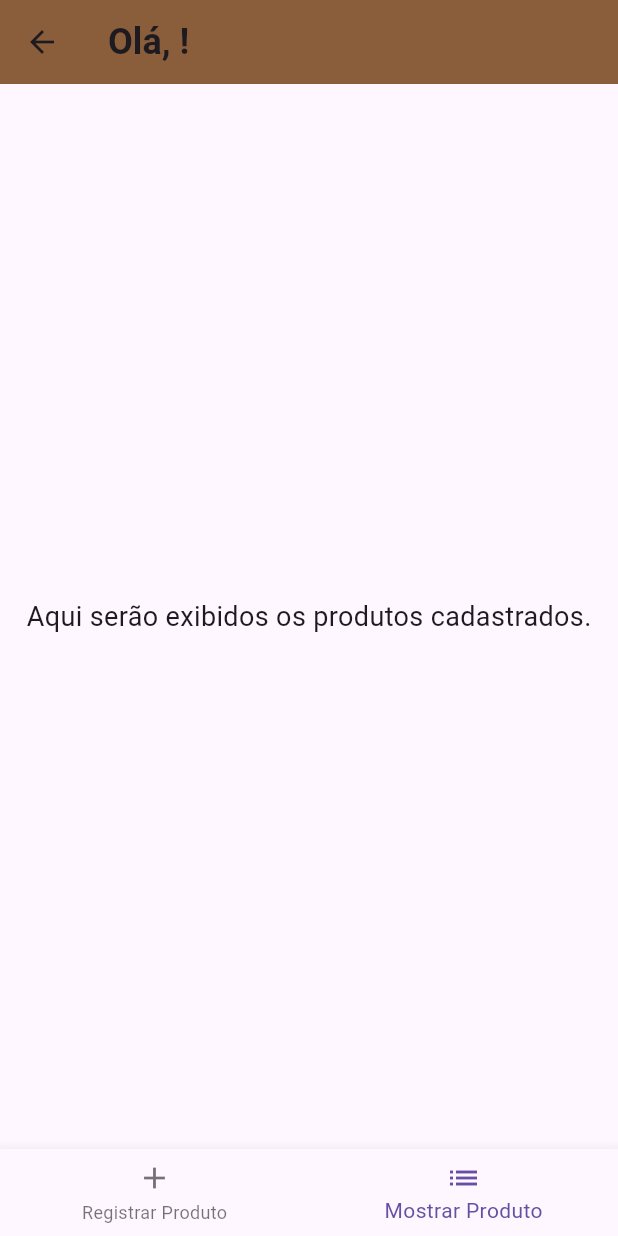
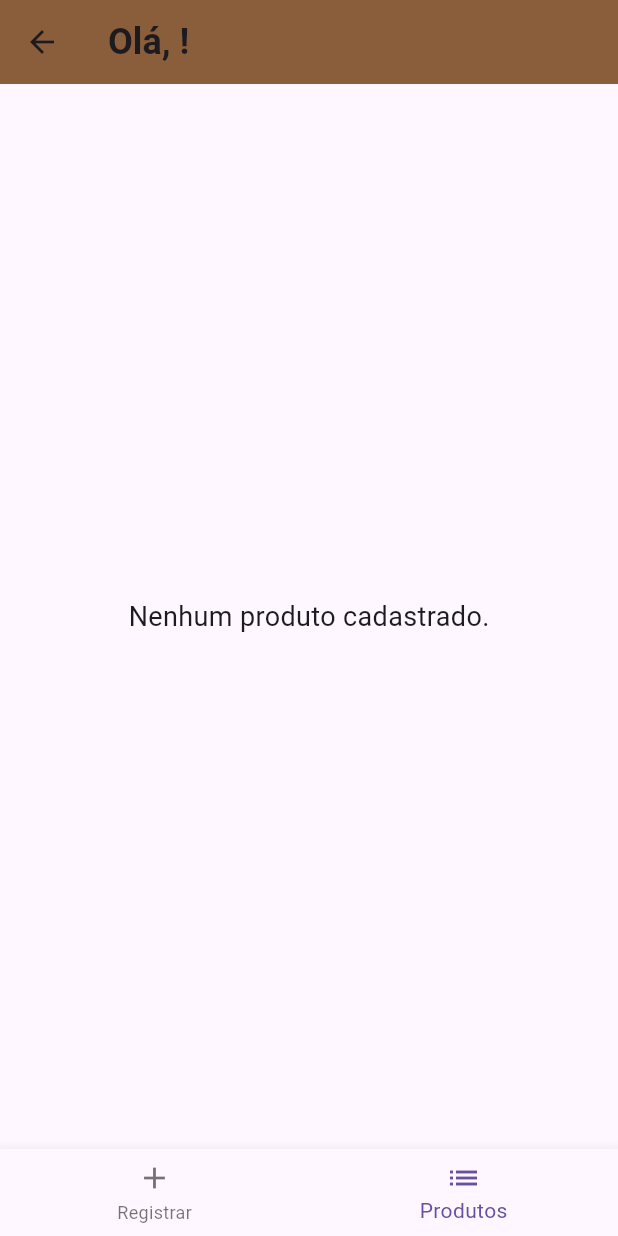
Before and after one commit to maiarakothe/aplicativo-flutter, a Flutter app: the ProductRegistrationPage screen opened directly with empty values, item 2 of the bottom bar chosen, on a phone screen of 412 x 824 dp. Run offline on Flutter 3.47's test engine with Material 3 defaults, Android fonts, the light colour scheme and no system bars.

Commit message:
mostragem dos produtos

```diff
--- a/lib/main.dart
+++ b/lib/main.dart
@@ -1,4 +1,5 @@
 import 'package:flutter/material.dart';
+import 'package:teste/pages/registrar_produto_pagina.dart';
 import 'pages/login_pagina.dart';
 
 void main() {
--- a/lib/pages/mostrar_produtos_pagina.dart
+++ b/lib/pages/mostrar_produtos_pagina.dart
@@ -1,14 +1,29 @@
 import 'package:flutter/material.dart';
 
 class ShowProductPage extends StatelessWidget {
+  final List<Map<String, String>> produtos;
+
+  ShowProductPage({required this.produtos});
+
   @override
   Widget build(BuildContext context) {
     return Scaffold(
-      body: Center(
+      body: produtos.isEmpty
+          ? Center(
         child: Text(
-          'Aqui serão exibidos os produtos cadastrados.',
+          'Nenhum produto cadastrado.',
           style: TextStyle(fontSize: 18),
         ),
+      )
+          : ListView.builder(
+        itemCount: produtos.length,
+        itemBuilder: (context, index) {
+          return ListTile(
+            leading: Image.network(produtos[index]['imagem']!),
+            title: Text(produtos[index]['nome']!),
+            subtitle: Text('Preço: R\$ ${produtos[index]['preco']}'),
+          );
+        },
       ),
     );
   }
--- a/lib/pages/registrar_produto_pagina.dart
+++ b/lib/pages/registrar_produto_pagina.dart
@@ -1,4 +1,5 @@
 import 'package:flutter/material.dart';
+import 'package:flutter/services.dart';
 import 'package:teste/pages/mostrar_produtos_pagina.dart';
 
 class ProductRegistrationPage extends StatefulWidget {
@@ -16,8 +17,10 @@ class _ProductRegistrationPageState extends State<ProductRegistrationPage> {
   final TextEditingController productNameController = TextEditingController();
   final TextEditingController productImageController = TextEditingController();
   final TextEditingController productPriceController = TextEditingController();
+  final List<Map<String, String>> produtos = [];
 
   int _selectedIndex = 0;
+
 
   void _onItemTapped(int index) {
     setState(() {
@@ -27,7 +30,16 @@ class _ProductRegistrationPageState extends State<ProductRegistrationPage> {
 
   void _registerProduct() {
     if (_formKey.currentState?.validate() ?? false) {
-      print("Produto cadastrado com sucesso");
+      setState(() {
+        produtos.add({
+          'nome': productNameController.text,
+          'imagem': productImageController.text,
+          'preco': productPriceController.text,
+        });
+        productNameController.clear();
+        productImageController.clear();
+        productPriceController.clear();
+      });
     }
   }
 
@@ -88,7 +100,10 @@ class _ProductRegistrationPageState extends State<ProductRegistrationPage> {
                       borderRadius: BorderRadius.circular(10),
                     ),
                   ),
-                  keyboardType: TextInputType.number,
+                  keyboardType: TextInputType.numberWithOptions(decimal: true),
+                  inputFormatters: [
+                    FilteringTextInputFormatter.allow(RegExp(r'^[0-9,.]+$')),
+                  ],
                   validator: (value) {
                     if (value == null || value.isEmpty) {
                       return 'Por favor, insira o valor do produto';
@@ -103,7 +118,6 @@ class _ProductRegistrationPageState extends State<ProductRegistrationPage> {
                   controller: productImageController,
                   decoration: InputDecoration(
                     labelText: "Imagem do Produto (URL)",
-                    hintText: 'http://www.site.com',
                     border: OutlineInputBorder(
                       borderRadius: BorderRadius.circular(10),
                     ),
@@ -119,6 +133,7 @@ class _ProductRegistrationPageState extends State<ProductRegistrationPage> {
 
                 // Botão de Cadastro
                 ElevatedButton(
+                  onPressed: _registerProduct,
                   style: ElevatedButton.styleFrom(
                     backgroundColor: Color(0xFF8B5E3B),
                     padding: EdgeInsets.symmetric(horizontal: 40, vertical: 18),
@@ -127,31 +142,22 @@ class _ProductRegistrationPageState extends State<ProductRegistrationPage> {
                     ),
                     elevation: 5,
                   ),
-                  onPressed: _registerProduct,
                   child: Text(
                     "Cadastrar Produto",
-                    style: TextStyle(fontSize: 18, color: Color(0xFFFFFFFF)),
-                  ),
+                    style: TextStyle(fontSize: 18, color: Color(0xFFFFFFFF)),),
                 ),
               ],
             ),
           ),
         ),
       )
-          : ShowProductPage(),
-
+          : ShowProductPage(produtos: produtos),
       bottomNavigationBar: BottomNavigationBar(
         currentIndex: _selectedIndex,
         onTap: _onItemTapped,
         items: const [
-          BottomNavigationBarItem(
-            icon: Icon(Icons.add),
-            label: 'Registrar Produto',
-          ),
-          BottomNavigationBarItem(
-            icon: Icon(Icons.list),
-            label: 'Mostrar Produto',
-          ),
+          BottomNavigationBarItem(icon: Icon(Icons.add), label: 'Registrar'),
+          BottomNavigationBarItem(icon: Icon(Icons.list), label: 'Produtos'),
         ],
       ),
     );
```
